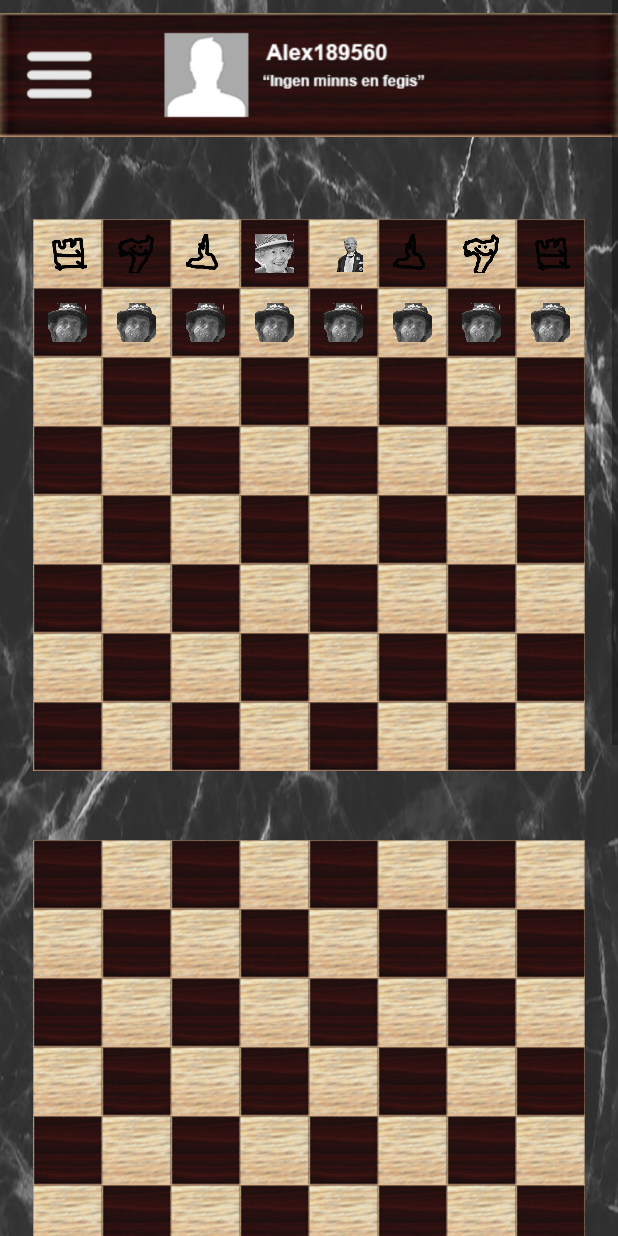
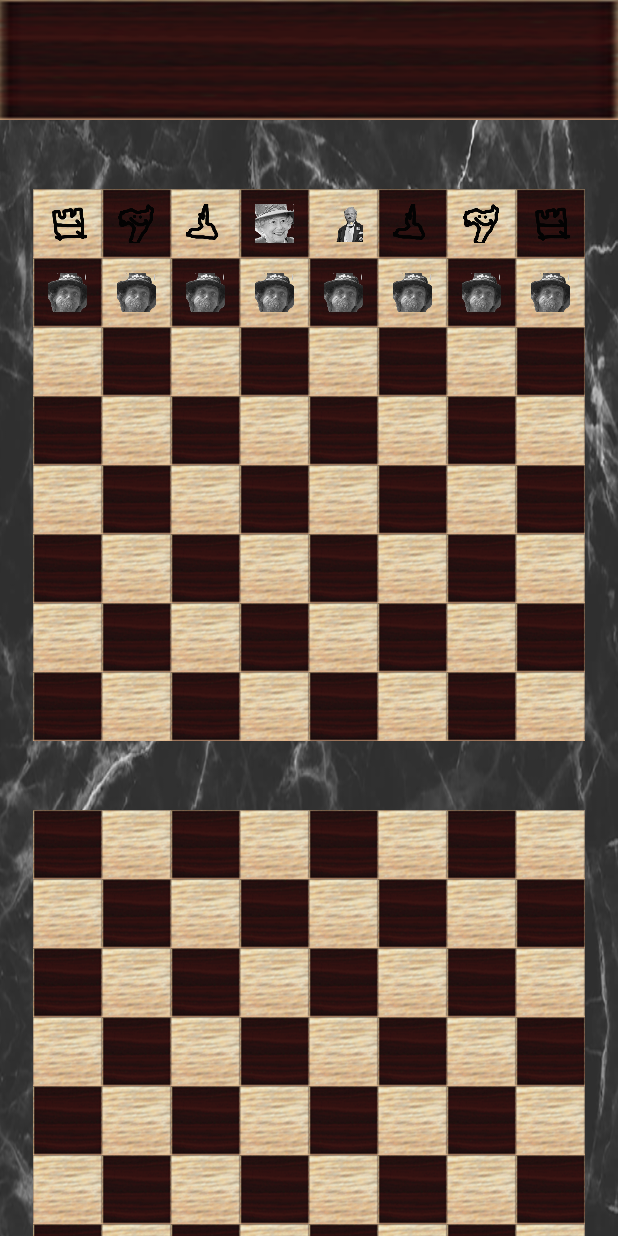
Before and after one commit to Adrelix/schackApp, an Android app: the GameBoard screen opened directly, with no data from a screen before it, on a phone screen of 412 x 824 dp. Run offline under Robolectric (Android 15) with nearby library versions, the phone set to English and light mode, and no system bars.

Commit message:
Cosmetic update, started working on ingame navbar as own layout and fixed spacing at bottom of last board

```diff
--- a/app/src/main/java/com/example/adam/schackapp/GameBoard.java
+++ b/app/src/main/java/com/example/adam/schackapp/GameBoard.java
@@ -56,7 +56,7 @@ public class GameBoard extends AppCompatActivity {
 
         LinearLayout layout = (LinearLayout) findViewById(R.id.linearlay);
         layout.setOrientation(LinearLayout.VERTICAL);  //Can also be done in xml by android:orientation="vertical"
-
+        layout.setPadding(0,0,0, tileWidth/8);
 
         // Create all the tiles
         for(int row=0;row<amountOfBoards*8;row++){
--- a/app/src/main/res/layout/game_board_layout.xml
+++ b/app/src/main/res/layout/game_board_layout.xml
@@ -10,13 +10,16 @@
 
     <ScrollView
         android:layout_width="match_parent"
-        android:layout_height="match_parent"
+        android:layout_height="0dp"
+        android:background="@drawable/marble_background"
+        android:overScrollMode="never"
+        android:scrollbars="none"
         app:layout_constraintBottom_toBottomOf="parent"
         app:layout_constraintEnd_toEndOf="parent"
+        app:layout_constraintHorizontal_bias="0.0"
         app:layout_constraintStart_toStartOf="parent"
         app:layout_constraintTop_toTopOf="parent"
-        android:background="@drawable/marble_background"
-        >
+        app:layout_constraintVertical_bias="0.0">
 
         <LinearLayout
             android:id="@+id/linearlay"
@@ -25,14 +28,24 @@
             android:background="@drawable/marble_background"
             android:gravity="center"
             android:orientation="vertical"
-            android:paddingBottom="25dp">
+            >
 
 
-            <ImageView
-                android:id="@+id/imageView3"
+            <android.support.constraint.ConstraintLayout
                 android:layout_width="match_parent"
-                android:layout_height="wrap_content"
-                app:srcCompat="@drawable/navbar_placeholder" />
+                android:layout_height="wrap_content">
+
+                <ImageView
+                    android:id="@+id/imageView2"
+                    android:layout_width="0dp"
+                    android:layout_height="80dp"
+                    app:layout_constraintBottom_toBottomOf="parent"
+                    app:layout_constraintEnd_toEndOf="parent"
+                    app:layout_constraintStart_toStartOf="parent"
+                    app:layout_constraintTop_toTopOf="parent"
+                    app:srcCompat="@drawable/navbar_background"
+                    android:scaleType="fitXY"/>
+            </android.support.constraint.ConstraintLayout>
         </LinearLayout>
     </ScrollView>
 
```
Also changed, not shown: app/src/main/res/drawable/empty_profile_image.jpg (added), app/src/main/res/drawable/navbar_placeholder.png, 4 other files.
